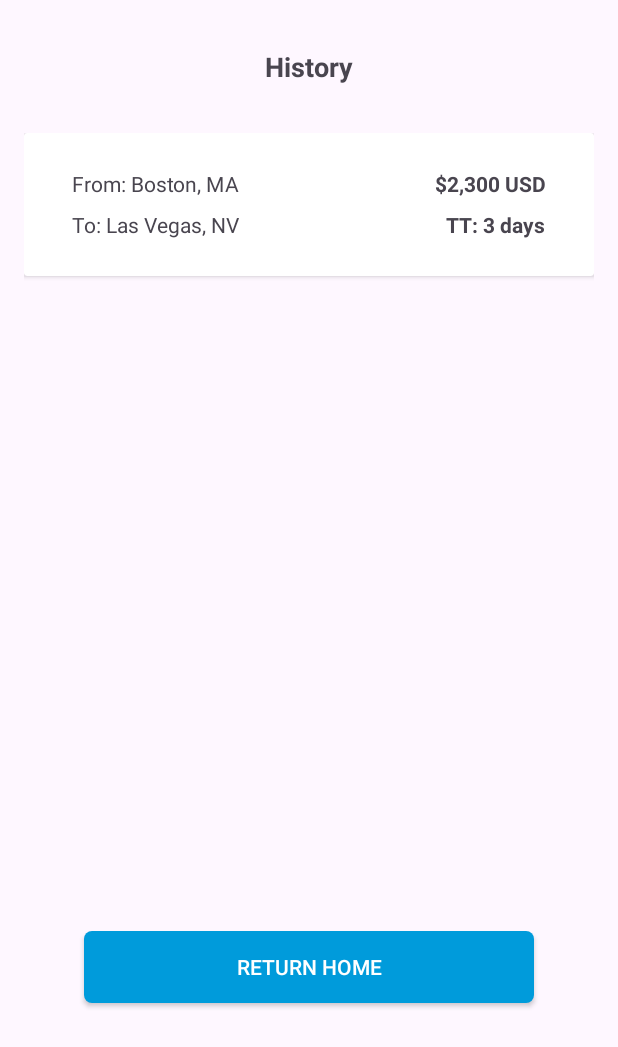
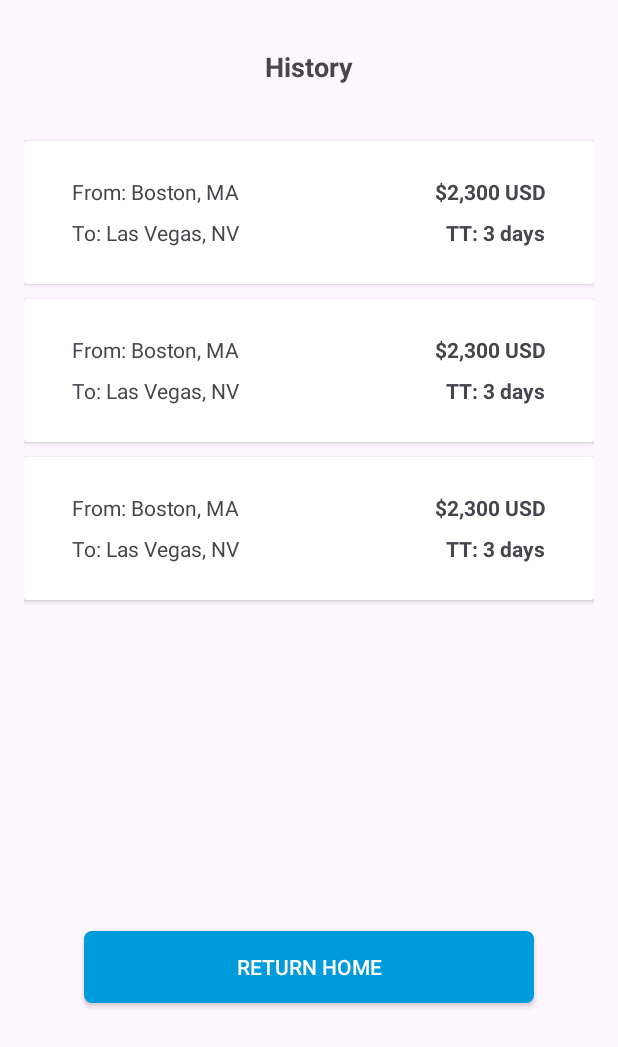
Before and after one commit to edu-flores/pricing-android-app, an Android app: the layout quote_history.xml on its own in the app's theme, with its tools: preview values and no code run, on a phone screen of 412 x 824 dp. Shown: the top 1047 px of the screen. Run offline under Robolectric (Android 15) with nearby library versions, the phone set to English and light mode, and no system bars.

Commit message:
fix quote item size

```diff
--- a/app/src/main/res/layout/quote_item.xml
+++ b/app/src/main/res/layout/quote_item.xml
@@ -3,11 +3,14 @@
     xmlns:app="http://schemas.android.com/apk/res-auto"
     xmlns:tools="http://schemas.android.com/tools"
     android:layout_width="match_parent"
-    android:layout_height="match_parent">
+    android:layout_height="105dp">
 
     <androidx.cardview.widget.CardView
         android:layout_width="match_parent"
         android:layout_height="95dp"
+        android:layout_marginTop="8dp"
+        android:layout_marginBottom="8dp"
+        app:layout_constraintBottom_toBottomOf="parent"
         app:layout_constraintEnd_toEndOf="parent"
         app:layout_constraintStart_toStartOf="parent"
         app:layout_constraintTop_toTopOf="parent">
```
